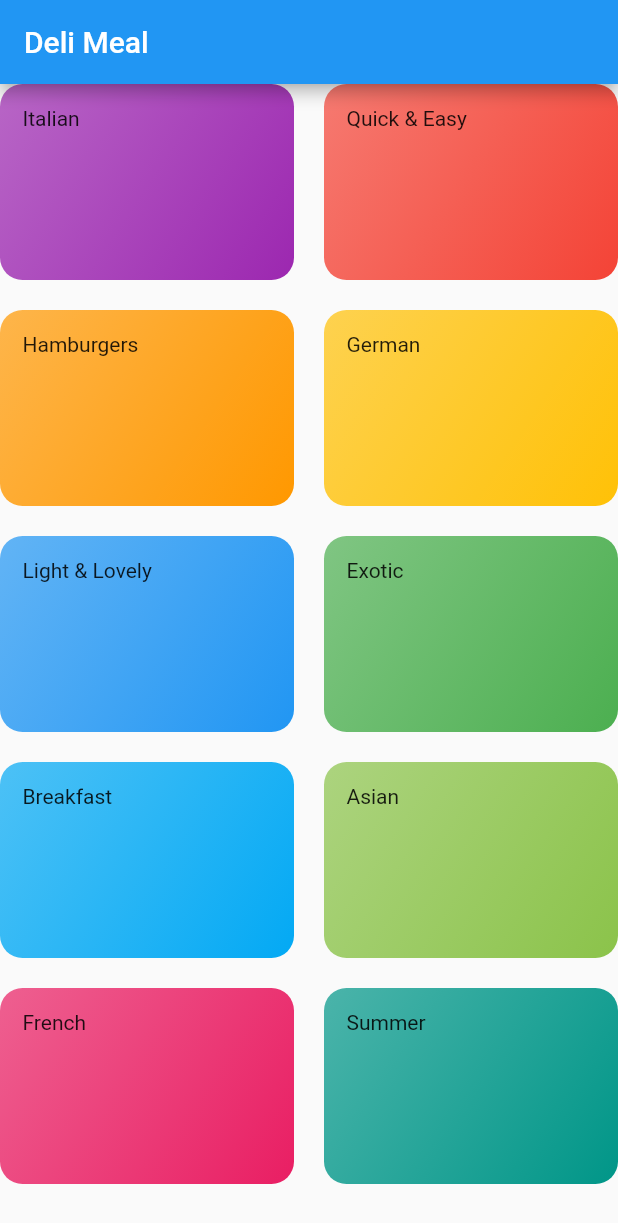
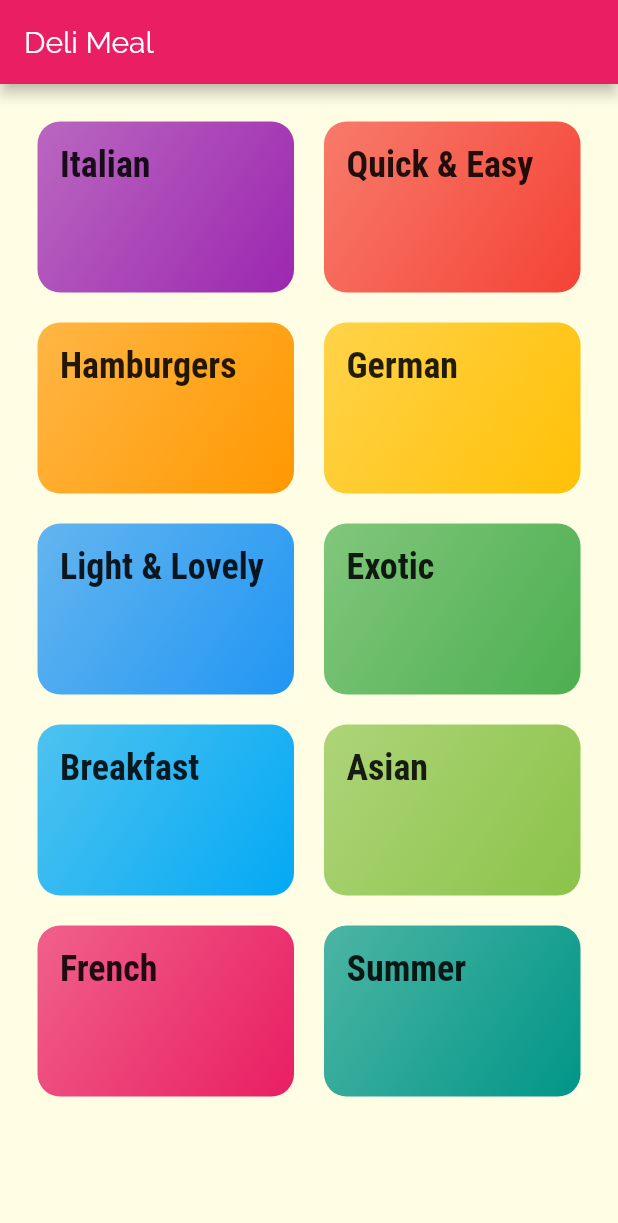
Before and after one commit to 9920261995/MealsAppFlutter, a Flutter app: the screen it shows after launch, on a phone screen of 412 x 824 dp. Shown: the top 1223 px of the screen. Run offline on Flutter 3.47's test engine with Material 2 defaults, Android fonts, the phone set to English and light mode, and no system bars.

Commit message:
with navigation , passing data between widgets and proper grid view

```diff
--- a/lib/categories_screen.dart
+++ b/lib/categories_screen.dart
@@ -7,16 +7,17 @@ class CategoriesScreen extends StatelessWidget {
   Widget build(BuildContext context) {
     return Scaffold(
         appBar: AppBar(
-          title: Text('Deli Meal'),
+          title: const Text('Deli Meal'),
         ),
         body: GridView(
+          padding: const EdgeInsets.all(25),
           gridDelegate: SliverGridDelegateWithMaxCrossAxisExtent(
               maxCrossAxisExtent: 200,
               childAspectRatio: 3 / 2,
               crossAxisSpacing: 20,
               mainAxisSpacing: 20),
           children: DUMMY_CATEGORIES
-              .map((data) => CategoryItem(data.title, data.color))
+              .map((data) => CategoryItem(data.id, data.title, data.color))
               .toList(),
         ));
   }
--- a/lib/categoryitem.dart
+++ b/lib/categoryitem.dart
@@ -1,23 +1,39 @@
 import 'package:flutter/material.dart';
+import './category_meals_screen.dart';
 
 class CategoryItem extends StatelessWidget {
+  final String id;
   final String title;
   final Color color;
 
-  CategoryItem(this.title, this.color);
+  CategoryItem(this.id, this.title, this.color);
+
+  void _selectCategory(BuildContext ctx) {
+    Navigator.of(ctx)
+        .pushNamed('/categories_meals', arguments: {'id': id, 'title': title});
+  }
 
   @override
   Widget build(BuildContext context) {
-    return Container(
+    final borderRadius = BorderRadius.circular(15);
+    return InkWell(
+      onTap: () => _selectCategory(context),
+      splashColor: Theme.of(context).primaryColor,
+      borderRadius: borderRadius,
+      child: Container(
         padding: const EdgeInsets.all(15),
-      child: Text(title),
+        child: Text(
+          title,
+          style: Theme.of(context).textTheme.title,
+        ),
         decoration: BoxDecoration(
           gradient: LinearGradient(
               colors: [color.withOpacity(0.7), color],
               begin: Alignment.topLeft,
               end: Alignment.bottomRight),
-        borderRadius: BorderRadius.circular(15),
+          borderRadius: borderRadius,
           color: color,
+        ),
       ),
     );
   }
--- a/lib/main.dart
+++ b/lib/main.dart
@@ -1,4 +1,5 @@
 import 'package:flutter/material.dart';
+import './category_meals_screen.dart';
 import './categories_screen.dart';
 
 void main() {
@@ -9,11 +10,22 @@ class MyApp extends StatelessWidget {
   @override
   Widget build(BuildContext context) {
     return MaterialApp(
-        title: 'DeliMeals',
-        theme: ThemeData(
-          primarySwatch: Colors.blue,
+      title: 'DeliMeals',
+      theme: ThemeData(
+          primarySwatch: Colors.pink,
+          accentColor: Colors.amber,
+          canvasColor: Color.fromRGBO(255, 254, 229, 1),
           visualDensity: VisualDensity.adaptivePlatformDensity,
-        ),
-        home: CategoriesScreen());
+          fontFamily: "Raleway",
+          textTheme: ThemeData.light().textTheme.copyWith(
+              body1: TextStyle(color: Color.fromRGBO(20, 51, 51, 1)),
+              body2: TextStyle(color: Color.fromRGBO(20, 51, 51, 1)),
+              title: TextStyle(
+                  fontFamily: "RobotoCondensed",
+                  fontSize: 24,
+                  fontWeight: FontWeight.bold))),
+      home: CategoriesScreen(),
+      routes: {'/categories_meals': (_) => CategoriesMealsScreen()},
+    );
   }
 }
```
Also changed, not shown: lib/category_meals_screen.dart (added, +26 -0 lines), pubspec.yaml (+18 -12 lines), assets/fonts/Raleway-Black.ttf (added), assets/fonts/Raleway-Bold.ttf (added), assets/fonts/Raleway-Regular.ttf (added), assets/fonts/RobotoCondensed-Bold.ttf (added), assets/fonts/RobotoCondensed-Italic.ttf (added), assets/fonts/RobotoCondensed-Light.ttf (added), assets/fonts/RobotoCondensed-Regular.ttf (added). Lines whose indentation alone changed are shown as unchanged.
